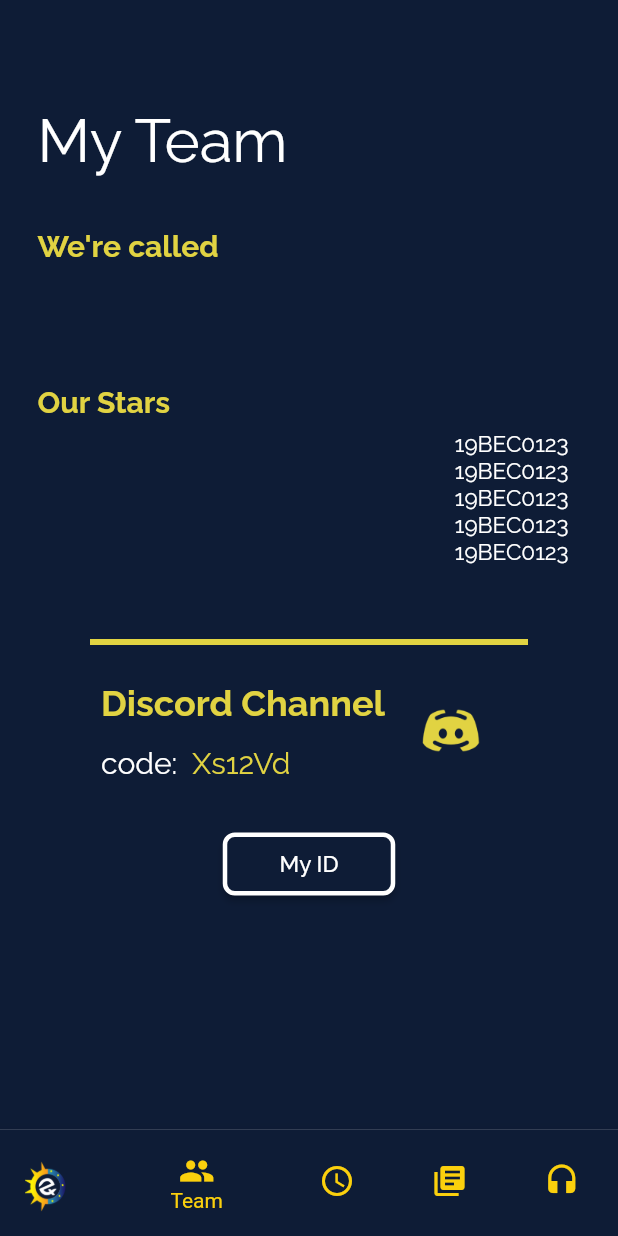
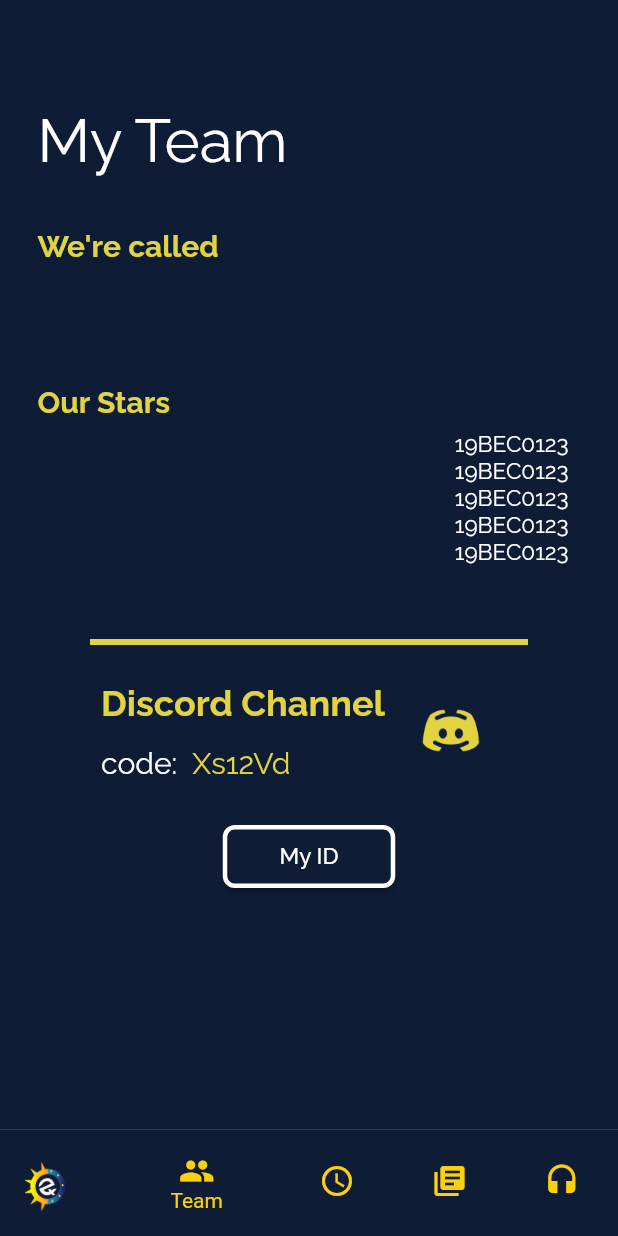
Before and after one commit to GeethKuldeep/Equinox_updated, a Flutter app: the screen it shows after launch, item 2 of the bottom bar chosen, after a tap on "My ID", on a phone screen of 412 x 824 dp. Run offline on Flutter 3.47's test engine with Material 2 defaults, Android fonts, the phone set to English and light mode, and no system bars; our stand-ins replace cloud_firestore, firebase_core, google_fonts, timeline_tile; accounts and stored records are empty.

Commit message:
Refracted the code and merged

```diff
--- a/lib/screens/team_page.dart
+++ b/lib/screens/team_page.dart
@@ -31,9 +31,9 @@ class _TeamState extends State<Team> {
   var docID = 'BtX9xm9ioncqthMpc6j5lZa86Of1';
 
   void getdata() async {
-    await Firestore.instance
+    await FirebaseFirestore.instance
         .collection('users')
-        .document('BtX9xm9ioncqthMpc6j5lZa86Of1')
+        .doc('BtX9xm9ioncqthMpc6j5lZa86Of1')
         .get()
         .then((DocumentSnapshot docSnapshot) => {
               teammate1 = docSnapshot.data()['Teammate1'],
@@ -226,7 +226,7 @@ class _TeamState extends State<Team> {
                   )
                 ],
               ),
-              SizedBox(height: 35),
+              SizedBox(height: 30),
               Center(
                 child: SizedBox(
                   width: 115,
```
Also changed, not shown: pubspec.lock.
